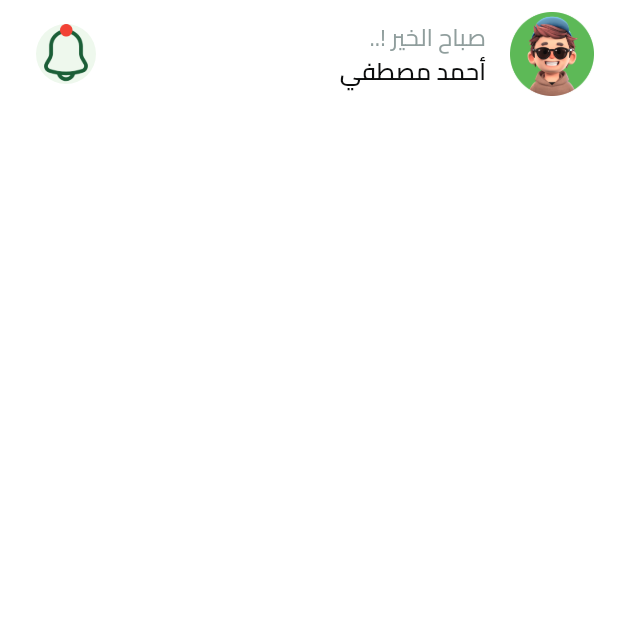
After one commit to Marwan-Saif/fruit-Hub, a Flutter app: the HomeView screen opened by its route, on a phone screen of 412 x 824 dp, the top half of it. The commit adds this screen. Run offline on Flutter 3.47's test engine with Material 3 defaults, Android fonts, the phone set to English and light mode, and no system bars; our stand-ins replace bloc, cloud_firestore, dartz, dots_indicator, firebase_auth, firebase_core and 7 more; missing offline and left inert: flutter_facebook_auth; accounts and stored records are empty.

Commit message:
start home feature &&&create home appbar

```diff
--- a/lib/core/helper-functions/app_router.dart
+++ b/lib/core/helper-functions/app_router.dart
@@ -1,5 +1,6 @@
 import 'package:fruits/features/auth/presentation/views/signin_view.dart';
 import 'package:fruits/features/auth/presentation/views/signup_view.dart';
+import 'package:fruits/features/home/presentation/views/home_view.dart';
 import 'package:fruits/features/onboarding/presentation/views/onboarding.dart';
 import 'package:fruits/features/splash/presentation/views/splash_view.dart';
 import 'package:go_router/go_router.dart';
@@ -8,6 +9,8 @@ abstract class AppRouter {
   static const onBoarding = '/onboarding';
   static const signinView = '/signin';
   static const signupView = '/signup';
+  static const homeView = '/home';
+
   // static final splashScreen = '/splash';
   static final roter = GoRouter(routes: [
     GoRoute(
@@ -26,6 +29,10 @@ abstract class AppRouter {
       path: signupView,
       builder: (context, state) => const SignupView(),
     ),
+    GoRoute(
+      path: homeView,
+      builder: (context, state) => const HomeView(),
+    ),
     // GoRoute(
     //     path: kBookDetailsView,
     //     builder: (context, state) => BlocProvider(
--- a/lib/core/utils/app_images.dart
+++ b/lib/core/utils/app_images.dart
@@ -26,6 +26,10 @@ class Assets {
   /// assets/images/logo.svg
   static const String imagesLogo = "assets/images/logo.svg";
 
+  /// Assets for imagesNotificationicon
+  /// assets/images/notificationicon.svg
+  static const String imagesNotificationicon = "assets/images/notificationicon.svg";
+
   /// Assets for imagesPageViewItem1BackgroundImage
   /// assets/images/page_view_item1_background_image.svg
   static const String imagesPageViewItem1BackgroundImage = "assets/images/page_view_item1_background_image.svg";
@@ -50,6 +54,10 @@ class Assets {
   /// assets/images/profile_image.png
   static const String imagesProfileImage = "assets/images/profile_image.png";
 
+  /// Assets for imagesProfileImge
+  /// assets/images/profile_imge.svg
+  static const String imagesProfileImge = "assets/images/profile_imge.svg";
+
   /// Assets for imagesSplashBottom
   /// assets/images/splash_bottom.svg
   static const String imagesSplashBottom = "assets/images/splash_bottom.svg";
--- a/lib/features/auth/presentation/views/widgets/singin_viewbody_consumer.dart
+++ b/lib/features/auth/presentation/views/widgets/singin_viewbody_consumer.dart
@@ -1,9 +1,14 @@
+import 'dart:developer';
+
 import 'package:flutter/widgets.dart';
 import 'package:flutter_bloc/flutter_bloc.dart';
+import 'package:fruits/core/helper-functions/app_router.dart';
 import 'package:fruits/core/widgets/custom_progresshub.dart';
 import 'package:fruits/core/widgets/custom_snakbar.dart';
 import 'package:fruits/features/auth/presentation/manager/singin_cubit/singin_cubit.dart';
 import 'package:fruits/features/auth/presentation/views/widgets/signinview_body.dart';
+import 'package:fruits/features/home/presentation/views/home_view.dart';
+import 'package:go_router/go_router.dart';
 
 class SinginviewBodyConsumer extends StatelessWidget {
   const SinginviewBodyConsumer({
@@ -16,6 +21,12 @@ class SinginviewBodyConsumer extends StatelessWidget {
       listener: (context, state) {
         if (state is SinginSuccessState) {
           customSnackBar(context, state.user.email!);
+          log("message");
+          GoRouter.of(context).pushReplacement(AppRouter.homeView);
+          // context.go(AppRouter.homeView);
+          log("message2");
+
+
           // Navigator.pushReplacementNamed(context, '/home');
         } else if (state is SinginFailureState) {
           customSnackBar(context, state.message);
@@ -24,7 +35,7 @@ class SinginviewBodyConsumer extends StatelessWidget {
       builder: (context, state) {
         return CustomProgressHub(
           isLoading: state is SinginLoadingState,
-          child:  SigninViewBody(),
+          child: SigninViewBody(),
         );
       },
     );
--- a/lib/features/auth/presentation/views/widgets/singup_viewbody_blocconsumer.dart
+++ b/lib/features/auth/presentation/views/widgets/singup_viewbody_blocconsumer.dart
@@ -4,6 +4,7 @@ import 'package:fruits/core/widgets/custom_progresshub.dart';
 import 'package:fruits/core/widgets/custom_snakbar.dart';
 import 'package:fruits/features/auth/presentation/manager/singup_cubit/singup_cubit.dart';
 import 'package:fruits/features/auth/presentation/views/widgets/signup_viewbody.dart';
+import 'package:go_router/go_router.dart';
 
 class SingUpviewBodyBlocConsumer extends StatelessWidget {
   const SingUpviewBodyBlocConsumer({
@@ -15,6 +16,7 @@ class SingUpviewBodyBlocConsumer extends StatelessWidget {
     return BlocConsumer<SingupCubit, SingupState>(
       listener: (context, state) {
         if (state is SingupSuccess) {
+          context.pop();
           // Navigator.pushReplacementNamed(context, '/signin');
         } else if (state is Singupfailure) {
           customSnackBar(context, state.message);
@@ -22,11 +24,9 @@ class SingUpviewBodyBlocConsumer extends StatelessWidget {
       },
       builder: (context, state) {
         return CustomProgressHub(
-            isLoading: state is SingupLoading? true : false,
+            isLoading: state is SingupLoading ? true : false,
             child: SignupViewBody());
       },
     );
   }
-
-
 }
--- /dev/null
+++ b/lib/features/home/presentation/views/home_view.dart
@@ -0,0 +1,14 @@
+import 'package:flutter/material.dart';
+import 'package:fruits/features/home/presentation/views/widgets/homeview_body.dart';
+
+class HomeView extends StatelessWidget {
+  const HomeView({super.key});
+  static const  homeView='homeView';
+
+  @override
+  Widget build(BuildContext context) {
+    return Scaffold(
+      body: HomeViewBody()
+    );
+  }
+}
--- /dev/null
+++ b/lib/features/home/presentation/views/widgets/custom_home_appbar.dart
@@ -0,0 +1,34 @@
+import 'package:flutter/material.dart';
+import 'package:flutter/widgets.dart';
+import 'package:flutter_svg_provider/flutter_svg_provider.dart';
+import 'package:fruits/core/utils/app_images.dart';
+import 'package:fruits/core/utils/app_text_styles.dart';
+
+class CustomHomeAppbar extends StatelessWidget {
+  const CustomHomeAppbar({super.key});
+
+  @override
+  Widget build(BuildContext context) {
+    // return SliverToBoxAdapter(child: Container());
+    return ListTile(
+        trailing: const CircleAvatar(
+          backgroundColor: Color(0xFFEEF8ED),
+          child: Image(
+            image: Svg((Assets.imagesNotificationicon)),
+          ),
+        ),
+        leading: Image.asset(Assets.imagesProfileImage),
+        title: Text(
+          'صباح الخير !..',
+          style: TextStyles.regular16.copyWith(
+            color: const Color(0xFF909E9D),
+          ),
+        ),
+        subtitle: Text(
+          'أحمد مصطفي',
+          style: TextStyles.semiBold16.copyWith(
+            color: const Color(0xFF0C0D0D),
+          ),
+        ));
+  }
+}
--- /dev/null
+++ b/lib/features/home/presentation/views/widgets/homeview_body.dart
@@ -0,0 +1,17 @@
+import 'package:flutter/material.dart';
+import 'package:fruits/features/home/presentation/views/widgets/custom_home_appbar.dart';
+
+class HomeViewBody extends StatelessWidget {
+  const HomeViewBody({super.key});
+
+  @override
+  Widget build(BuildContext context) {
+    return const CustomScrollView(
+     slivers:   [
+
+        SliverToBoxAdapter(child: CustomHomeAppbar()),
+
+      ],
+    ) ;
+  }
+}
```
Also changed, not shown: assets/images/notificationicon.svg (added), assets/images/profile_imge.svg (added).
